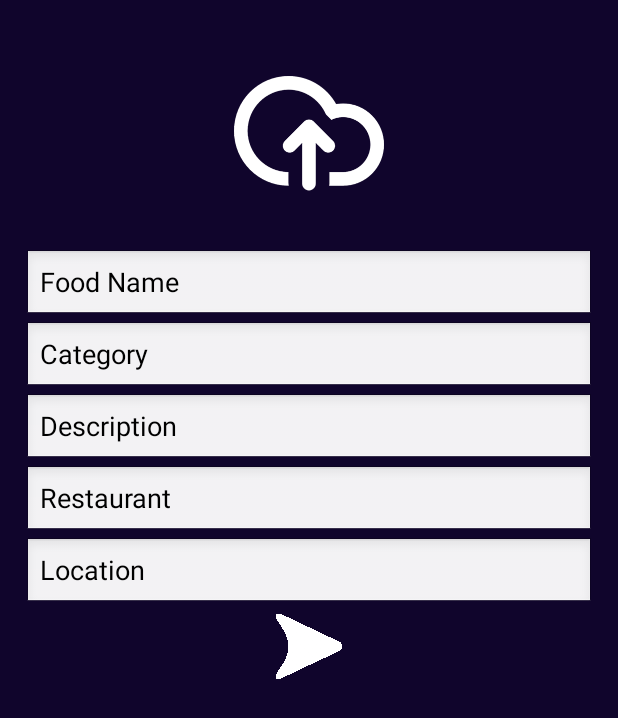
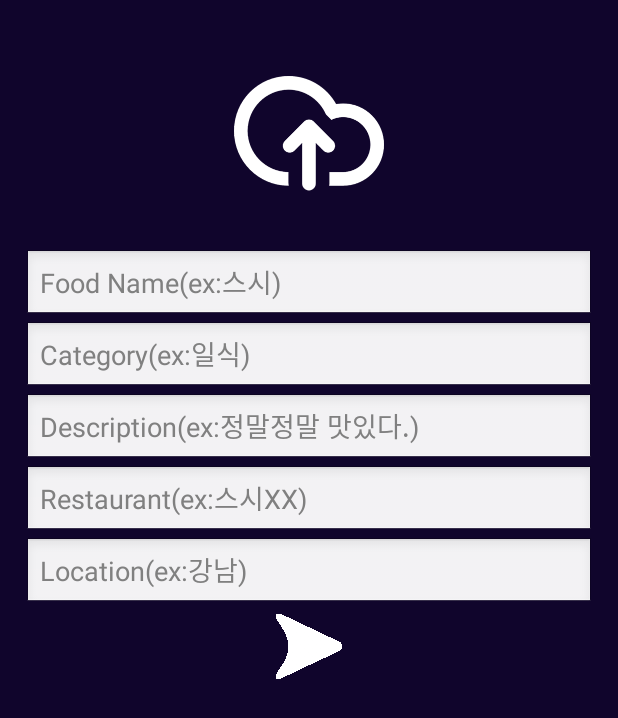
Before and after one commit to jeemyeong/ToEatList, an Android app: the UploadActivity screen opened directly, with no data from a screen before it, on a phone screen of 412 x 824 dp. Shown: the top 718 px of the screen. Run offline under Robolectric (Android 15) with nearby library versions, the phone set to English and light mode, and no system bars; libraries missing offline, so code that uses them is left out: retrofit.client, retrofit.mime.

Commit message:
naming variables

```diff
--- a/app/src/main/java/com/jeemyeong/toeatlist/View/UploadActivity.java
+++ b/app/src/main/java/com/jeemyeong/toeatlist/View/UploadActivity.java
@@ -29,13 +29,13 @@ import retrofit.mime.TypedFile;
 
 public class UploadActivity extends Activity implements View.OnClickListener{
 
-    ImageButton uploadImage;
-    ImageButton uploadSend;
-    EditText uploadName;
-    EditText uploadCategory;
-    EditText uploadDescription;
-    EditText uploadRestaurant;
-    EditText uploadLocaSimple;
+    private ImageButton upload_image_imageButton;
+    private ImageButton upload_send_imageButton;
+    private EditText upload_name_editText;
+    private EditText upload_category_editText;
+    private EditText upload_description_editText;
+    private EditText upload_restaurant_editText;
+    private EditText upload_loca_simple_editText;
     private ServerInterface api;
     private static final int REQUEST_PHOTO_ALBOM = 1;
     private String filePath;
@@ -47,40 +47,42 @@ public class UploadActivity extends Activity implements View.OnClickListener{
         super.onCreate(savedInstanceState);
         setContentView(R.layout.activity_upload);
 
-        uploadImage = (ImageButton) findViewById(R.id.upload_image);
-        uploadSend = (ImageButton) findViewById(R.id.upload_send);
-        uploadName = (EditText) findViewById(R.id.upload_name);
-        uploadCategory = (EditText) findViewById(R.id.upload_category);
-        uploadDescription = (EditText) findViewById(R.id.upload_description);
-        uploadRestaurant = (EditText) findViewById(R.id.upload_restaurant);
-        uploadLocaSimple = (EditText) findViewById(R.id.upload_loca);
+        upload_image_imageButton = (ImageButton) findViewById(R.id.upload_image_imageButton);
+        upload_send_imageButton = (ImageButton) findViewById(R.id.upload_send_imageButton);
+        upload_name_editText = (EditText) findViewById(R.id.upload_name_editText);
+        upload_category_editText = (EditText) findViewById(R.id.upload_category_editText);
+        upload_description_editText = (EditText) findViewById(R.id.upload_description_editText);
+        upload_restaurant_editText = (EditText) findViewById(R.id.upload_restaurant_editText);
+        upload_loca_simple_editText = (EditText) findViewById(R.id.upload_loca_simple_editText);
 
-        uploadImage.setOnClickListener(this);
-        uploadSend.setOnClickListener(this);
+        upload_image_imageButton.setOnClickListener(this);
+        upload_send_imageButton.setOnClickListener(this);
 
     }
 
     @Override
     public void onClick(View v) {
         switch (v.getId()){
-            case R.id.upload_image:
+            case R.id.upload_image_imageButton: // to upload image
                 Intent intent = new Intent(Intent.ACTION_PICK);
                 intent.setType(MediaStore.Images.Media.CONTENT_TYPE);
                 intent.setData(MediaStore.Images.Media.EXTERNAL_CONTENT_URI);
                 startActivityForResult(intent, REQUEST_PHOTO_ALBOM);
                 break;
-            case R.id.upload_send:
-                if(filePath == null || uploadName.getText().toString().length() == 0 || uploadRestaurant.getText().toString().length() == 0)
+            case R.id.upload_send_imageButton: //send data to server
+                //when some data is null
+                if(filePath == null || upload_name_editText.getText().toString().length() == 0 || upload_restaurant_editText.getText().toString().length() == 0)
                     Toast.makeText(getApplicationContext(),"모두 채워주세요", Toast.LENGTH_LONG).show();
-                else{
+                else{ //not null
+                    //when uploading, dialog  is working
                     final Handler handler = new Handler();
                     final ProgressDialog progressDialog = ProgressDialog.show(this, "", "업로드 중 입니다.");
 
-
+                    //send data to server
                     TypedFile uploadFile = new TypedFile("multipart/form-data", new File(filePath));
                     api = AppController.getInstance().getServerInterface();
-                    api.upload(uploadName.getText().toString(), uploadCategory.getText().toString(), uploadDescription.getText().toString(),
-                            uploadRestaurant.getText().toString(), uploadLocaSimple.getText().toString(), uploadFile, new Callback<Object>() {
+                    api.upload(upload_name_editText.getText().toString(), upload_category_editText.getText().toString(), upload_description_editText.getText().toString(),
+                            upload_restaurant_editText.getText().toString(), upload_loca_simple_editText.getText().toString(), uploadFile, new Callback<Object>() {
 
                         @Override
                         public void success(Object s, Response response) {
@@ -101,10 +103,11 @@ public class UploadActivity extends Activity implements View.OnClickListener{
         }
     }
 
-    @Override
+    @Override //user should bring photo from gallery
     protected void onActivityResult(int requestCode, int resultCode, Intent data) {
         super.onActivityResult(requestCode, resultCode, data);
 
+        //get file path & set image
         try{
             if(requestCode == REQUEST_PHOTO_ALBOM){
                 Uri uri = getRealPathUri(data.getData());
@@ -112,13 +115,14 @@ public class UploadActivity extends Activity implements View.OnClickListener{
                 fileName = uri.getLastPathSegment();
 
                 Bitmap bitmap = BitmapFactory.decodeFile(filePath);
-                uploadImage.setImageBitmap(bitmap);
+                upload_image_imageButton.setImageBitmap(bitmap);
             }
         }catch(Exception e){
             Log.e("Upload","onActivityResult ERROR:" + e);
         }
     }
 
+    //method to get real path
     private Uri getRealPathUri(Uri uri){
         Uri filePathUri = uri;
         if (uri.getScheme().toString().compareTo("content") == 0){
--- a/app/src/main/res/layout/activity_custom_list.xml
+++ b/app/src/main/res/layout/activity_food_list.xml
@@ -18,7 +18,7 @@
         <ImageButton
             android:layout_width="50dp"
             android:layout_height="50dp"
-            android:id="@+id/add_button"
+            android:id="@+id/food_list_add_imageButton"
             android:layout_gravity="right"
             android:background="@color/background"
             android:src="@mipmap/upload" />
@@ -26,7 +26,7 @@
         <ListView
             android:layout_width="match_parent"
             android:layout_height="match_parent"
-            android:id="@+id/custom_list_listView"
+            android:id="@+id/food_list_listView"
             android:layout_alignParentTop="true"
             android:layout_alignParentLeft="true"
             android:layout_alignParentStart="true" />
--- a/app/src/main/res/layout/activity_upload.xml
+++ b/app/src/main/res/layout/activity_upload.xml
@@ -14,7 +14,7 @@
     <ImageButton
         android:layout_width="150dp"
         android:layout_height="150dp"
-        android:id="@+id/upload_image"
+        android:id="@+id/upload_image_imageButton"
         android:src="@drawable/upload"
         android:layout_gravity="center_horizontal"
         android:background="@color/background"
@@ -23,38 +23,38 @@
     <EditText
         android:layout_width="match_parent"
         android:layout_height="wrap_content"
-        android:id="@+id/upload_name"
-        android:text="Food Name" />
+        android:id="@+id/upload_name_editText"
+        android:hint="Food Name(ex:스시)" />
 
     <EditText
         android:layout_width="match_parent"
         android:layout_height="wrap_content"
-        android:id="@+id/upload_category"
-        android:text="Category"
+        android:id="@+id/upload_category_editText"
+        android:hint="Category(ex:일식)"
         android:layout_gravity="right" />
 
     <EditText
         android:layout_width="match_parent"
         android:layout_height="wrap_content"
-        android:id="@+id/upload_description"
-        android:text="Description" />
+        android:id="@+id/upload_description_editText"
+        android:hint="Description(ex:정말정말 맛있다.)" />
 
     <EditText
         android:layout_width="match_parent"
         android:layout_height="wrap_content"
-        android:id="@+id/upload_restaurant"
-        android:text="Restaurant" />
+        android:id="@+id/upload_restaurant_editText"
+        android:hint="Restaurant(ex:스시XX)" />
 
     <EditText
         android:layout_width="match_parent"
         android:layout_height="wrap_content"
-        android:id="@+id/upload_loca"
-        android:text="Location" />
+        android:id="@+id/upload_loca_simple_editText"
+        android:hint="Location(ex:강남)" />
 
     <ImageButton
         android:layout_width="50dp"
         android:layout_height="50dp"
-        android:id="@+id/upload_send"
+        android:id="@+id/upload_send_imageButton"
         android:layout_gravity="center_horizontal"
         android:src="@drawable/send"
         android:background="@color/background" />
```
Also changed, not shown: app/src/main/java/com/jeemyeong/toeatlist/Controller/AppController.java (+1 -13 lines), app/src/main/java/com/jeemyeong/toeatlist/Controller/FoodListAdapter.java (renamed from app/src/main/java/com/jeemyeong/toeatlist/Controller/CustomAdapter.java, +12 -12 lines), app/src/main/java/com/jeemyeong/toeatlist/Model/Dao.java (+7 -3 lines), app/src/main/java/com/jeemyeong/toeatlist/View/CustomListActivity.java (+18 -13 lines), app/src/main/java/com/jeemyeong/toeatlist/View/DetailView.java (+53 -50 lines), app/src/main/java/com/jeemyeong/toeatlist/View/MainActivity.java (+35 -37 lines), app/src/main/java/com/jeemyeong/toeatlist/View/ViewHolder.java (+45 -5 lines), app/src/main/res/layout/activity_detail_view.xml (+6 -6 lines), app/src/main/res/layout/activity_main.xml (+7 -7 lines), app/src/main/res/layout/list_row.xml (renamed from app/src/main/res/layout/custom_list_row.xml, +4 -9 lines), 1 other file.
